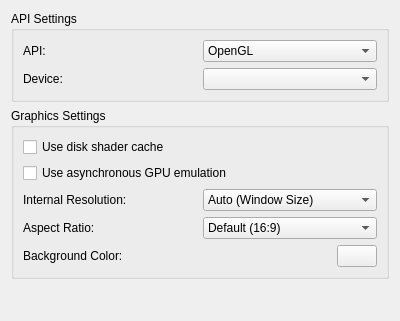
Old version of the form src/yuzu/configuration/configure_graphics.ui in the repository rorrim-rorrim/eden-alt.
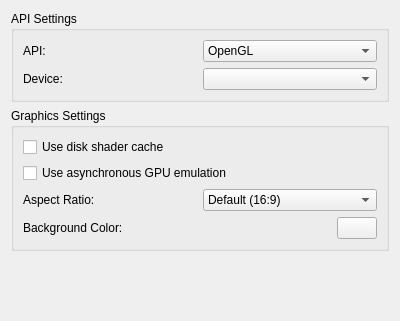
New version of the form.

Commit message: yuzu/frontend: Remove internal resolution option

```diff
--- a/src/yuzu/configuration/configure_graphics.ui
+++ b/src/yuzu/configuration/configure_graphics.ui
@@ -84,46 +84,6 @@
           </property>
          </widget>
         </item>
-        <item>
-         <layout class="QHBoxLayout" name="horizontalLayout_2">
-          <item>
-           <widget class="QLabel" name="label">
-            <property name="text">
-             <string>Internal Resolution:</string>
-            </property>
-           </widget>
-          </item>
-          <item>
-           <widget class="QComboBox" name="resolution_factor_combobox">
-            <item>
-             <property name="text">
-              <string>Auto (Window Size)</string>
-             </property>
-            </item>
-            <item>
-             <property name="text">
-              <string>Native (1280x720)</string>
-             </property>
-            </item>
-            <item>
-             <property name="text">
-              <string>2x Native (2560x1440)</string>
-             </property>
-            </item>
-            <item>
-             <property name="text">
-              <string>3x Native (3840x2160)</string>
-             </property>
-            </item>
-            <item>
-             <property name="text">
-              <string>4x Native (5120x2880)</string>
-             </property>
-            </item>
-           </widget>
-          </item>
-         </layout>
-        </item>
         <item>
          <layout class="QHBoxLayout" name="horizontalLayout_6">
           <item>
```
The commit also changes 8 other files.
